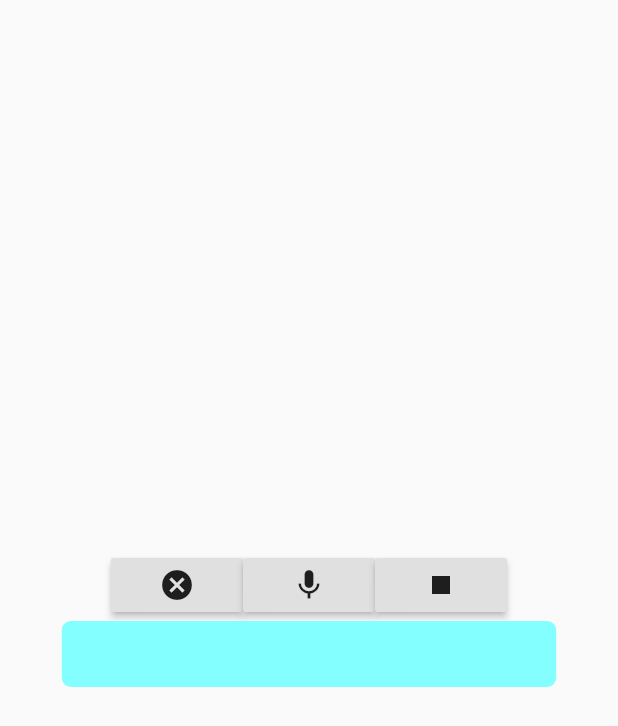
After one commit to TravellerOnCode/Working-with-TFLite-and-Flutter, a Flutter app: the VoiceHome screen opened directly, after a tap on the "mic" icon, on a phone screen of 412 x 824 dp. The commit adds this screen. Shown: the top 726 px of the screen. Run offline on Flutter 3.47's test engine with Material 2 defaults, Android fonts, the light colour scheme and no system bars; missing offline and left inert: firebase_ml_vision, image_picker_modern, speech_recognition; accounts and stored records are empty; network calls fail.

Commit message:
Files for App

```diff
--- /dev/null
+++ b/lib/display_response.dart
@@ -0,0 +1,84 @@
+import 'dart:async';
+import 'dart:convert';
+
+import 'package:flutter/material.dart';
+import 'package:http/http.dart' as http;
+
+Future<Album> fetchAlbum() async {
+  final response =
+      await http.get('https://jsonplaceholder.typicode.com/albums/1');
+
+  if (response.statusCode == 200) {
+    // If the server did return a 200 OK response,
+    // then parse the JSON.
+    return Album.fromJson(json.decode(response.body));
+  } else {
+    // If the server did not return a 200 OK response,
+    // then throw an exception.
+    throw Exception('Failed to load album');
+  }
+}
+
+class Album {
+  final int userId;
+  final int id;
+  final String title;
+
+  Album({this.userId, this.id, this.title});
+
+  factory Album.fromJson(Map<String, dynamic> json) {
+    return Album(
+      userId: json['userId'],
+      id: json['id'],
+      title: json['title'],
+    );
+  }
+}
+
+//void main() => runApp(MyApp());
+
+class DisplayResponse extends StatefulWidget {
+  DisplayResponse({Key key}) : super(key: key);
+
+  @override
+  _DisplayResponse createState() => _DisplayResponse();
+}
+
+class _DisplayResponse extends State<DisplayResponse> {
+Future<Album> futureAlbum;
+
+  @override
+  void initState() {
+    super.initState();
+    futureAlbum = fetchAlbum();
+  }
+
+  @override
+  Widget build(BuildContext context) {
+    return MaterialApp(
+      title: 'Fetch Data Example',
+      theme: ThemeData(
+        primarySwatch: Colors.blue,
+      ),
+      home: Scaffold(
+        appBar: AppBar(
+          title: Text('Fetch Data Example'),
+        ),
+        body: Center(
+          child: FutureBuilder<Album>(
+            future: futureAlbum,
+            builder: (context, snapshot) {
+              if (snapshot.hasData) {
+                return Text(snapshot.data.title);
+              } else if (snapshot.hasError) {
+                return Text("${snapshot.error}");
+              }
+              // By default, show a loading spinner.
+              return CircularProgressIndicator();
+            },
+          ),
+        ),
+      ),
+    );
+  }
+}
--- /dev/null
+++ b/lib/speech_to_text.dart
@@ -0,0 +1,123 @@
+import 'package:flutter/material.dart';
+import 'package:speech_recognition/speech_recognition.dart';
+
+class SpeechToText extends StatelessWidget {
+  @override
+  Widget build(BuildContext context) {
+    return MaterialApp(
+      home: VoiceHome(),
+    );
+  }
+}
+
+class VoiceHome extends StatefulWidget {
+  @override
+  _VoiceHomeState createState() => _VoiceHomeState();
+}
+
+class _VoiceHomeState extends State<VoiceHome> {
+  SpeechRecognition _speechRecognition;
+  bool _isAvailable = false;
+  bool _isListening = false;
+
+  String resultText = "";
+
+  @override
+  void initState() {
+    super.initState();
+    initSpeechRecognizer();
+  }
+
+  void initSpeechRecognizer() {
+    _speechRecognition = SpeechRecognition();
+
+    _speechRecognition.setAvailabilityHandler(
+      (bool result) => setState(() => _isAvailable = result),
+    );
+
+    _speechRecognition.setRecognitionStartedHandler(
+      () => setState(() => _isListening = true),
+    );
+
+    _speechRecognition.setRecognitionResultHandler(
+      (String speech) => setState(() => resultText = speech),
+    );
+
+    _speechRecognition.setRecognitionCompleteHandler(
+      () => setState(() => _isListening = false),
+    );
+
+    _speechRecognition.activate().then(
+          (result) => setState(() => _isAvailable = result),
+        );
+  }
+
+  @override
+  Widget build(BuildContext context) {
+    return Scaffold(
+      body: Container(
+        child: Column(
+          mainAxisAlignment: MainAxisAlignment.center,
+          crossAxisAlignment: CrossAxisAlignment.center,
+          children: <Widget>[
+            Row(
+              mainAxisAlignment: MainAxisAlignment.center,
+              children: <Widget>[
+                RaisedButton(
+                  child: Icon(Icons.cancel),
+ //                 mini: true,
+  //                backgroundColor: Colors.deepOrange,
+                  onPressed: () {
+                    if (_isListening)
+                      _speechRecognition.cancel().then(
+                            (result) => setState(() {
+                                  _isListening = result;
+                                  resultText = "";
+                                }),
+                          );
+                  },
+                ),
+                RaisedButton(
+                  child: Icon(Icons.mic),
+                  onPressed: () {
+                    if (_isAvailable && !_isListening)
+                      _speechRecognition
+                          .listen(locale: "en_US")
+                          .then((result) => print('$result'));
+                  },
+                  //backgroundColor: Colors.pink,
+                ),
+                RaisedButton(
+                  child: Icon(Icons.stop),
+              //    mini: true,
+              //    backgroundColor: Colors.deepPurple,
+                  onPressed: () {
+                    if (_isListening)
+                      _speechRecognition.stop().then(
+                            (result) => setState(() => _isListening = result),
+                          );
+                  },
+                ),
+              ],
+            ),
+            Container(
+              width: MediaQuery.of(context).size.width * 0.8,
+              decoration: BoxDecoration(
+                color: Colors.cyanAccent[100],
+                borderRadius: BorderRadius.circular(6.0),
+              ),
+              padding: EdgeInsets.symmetric(
+                vertical: 8.0,
+                horizontal: 12.0,
+              ),
+              child: Text(
+                resultText,
+                style: TextStyle(fontSize: 24.0),
+              ),
+            )
+          ],
+        ),
+      ),
+    );
+  }
+}
--- a/lib/text_editor.dart
+++ b/lib/text_editor.dart
@@ -2,8 +2,12 @@
 
 // This sample shows how to get a value from a TextField via the [onSubmitted]
 // callback.
+import 'dart:async';
+//import 'dart:convert';
 
 import 'package:flutter/material.dart';
+//import 'package:http/http.dart' as http;
+import 'package:scan_score/display_response.dart';
 //import 'package:scan_score/load_image.dart';
 
 const s = "Type Something !";
@@ -28,6 +32,41 @@ class TextEditor extends StatelessWidget {
   }
 }
 
+//Add code to make HTTP Request
+//START
+/*
+Future<Album> fetchAlbum() async {
+  final response = await http.get('https://jsonplaceholder.typicode.com/albums/1');
+
+  if (response.statusCode == 200) {
+    // If the server did return a 200 OK response,
+    // then parse the JSON.
+    return Album.fromJson(json.decode(response.body));
+  } else {
+    // If the server did not return a 200 OK response,
+    // then throw an exception.
+    throw Exception('Failed to load album');
+  }
+}
+
+
+class Album {
+  final int userId;
+  final int id;
+  final String title;
+
+  Album({this.userId, this.id, this.title});
+
+  factory Album.fromJson(Map<String, dynamic> json) {
+    return Album(
+      userId: json['userId'],
+      id: json['id'],
+      title: json['title'],
+    );
+  }
+}
+*/
+
 class MyStatefulWidget extends StatefulWidget {
   final String value;
   MyStatefulWidget({Key key, @required this.value}) : super(key: key);
@@ -41,17 +80,23 @@ class _MyStatefulWidgetState extends State<MyStatefulWidget> {
   String value;
   _MyStatefulWidgetState(this.value);
   TextEditingController _controller;
+  Future<Album> futureAlbum;
   void initState() {
     super.initState();
     _controller = TextEditingController(
       text: value
     );
+
+    //HTTP Request
+    super.initState();
+    futureAlbum = fetchAlbum();
   }
 
   void dispose() {
     _controller.dispose();
     super.dispose();
   }
+
 
   Widget build(BuildContext context) {
     return Scaffold(
@@ -89,7 +134,13 @@ class _MyStatefulWidgetState extends State<MyStatefulWidget> {
           ),
         ),
           RaisedButton (
-            onPressed: null,
+            onPressed: () {
+              Navigator.push(
+              context,
+              MaterialPageRoute(builder: (context) => DisplayResponse()),
+            );
+
+            },
             child: Text(
               'Evaluate',
               style: TextStyle (
--- a/pubspec.yaml
+++ b/pubspec.yaml
@@ -24,6 +24,8 @@ dependencies:
   # Use with the CupertinoIcons class for iOS style icons.
   cupertino_icons: ^0.1.2
   flutter_spinkit: ^4.1.0
+  http: ^0.12.0+4
+  speech_recognition: ^0.3.0+1
 
 dev_dependencies:
   flutter_test:
```
Also changed, not shown: lib/main.dart (+15 -0 lines), pubspec.lock, 3 other files.
